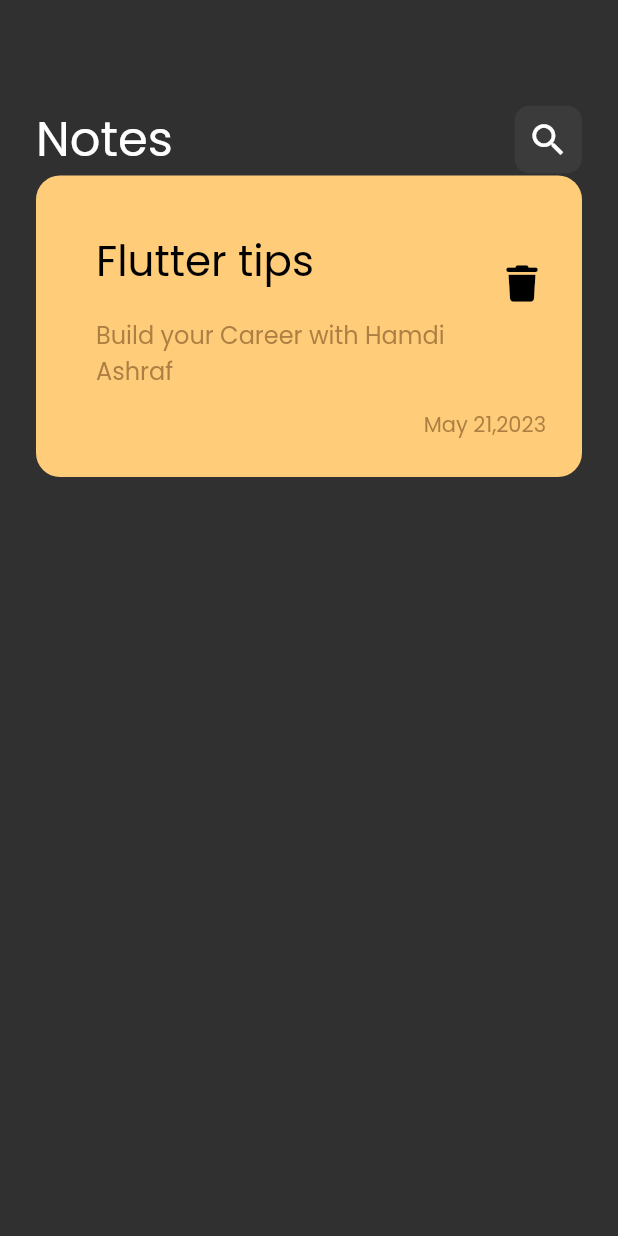
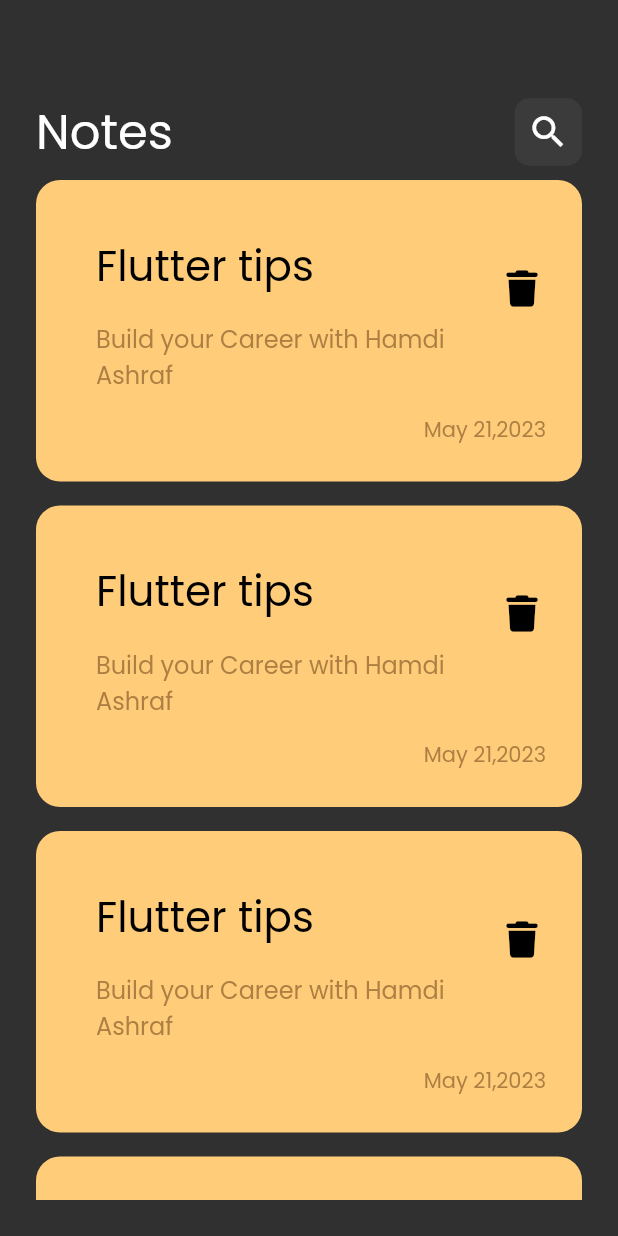
Before and after one commit to HamdiAshraf/note_app, a Flutter app: the screen it shows after launch, on a phone screen of 412 x 824 dp. Run offline on Flutter 3.47's test engine with Material 2 defaults, Android fonts, the phone set to English and light mode, and no system bars; our stand-ins replace font_awesome_flutter.

Commit message:
create notes list view (.builder)

```diff
--- a/lib/main.dart
+++ b/lib/main.dart
@@ -11,6 +11,7 @@ class NotesApp extends StatelessWidget {
   @override
   Widget build(BuildContext context) {
     return  MaterialApp(
+      debugShowCheckedModeBanner: false,
         theme: ThemeData(
           brightness: Brightness.dark,
           fontFamily: 'Poppins',
--- a/lib/views/widgets/custom_note_item.dart
+++ b/lib/views/widgets/custom_note_item.dart
@@ -5,8 +5,8 @@ import 'package:flutter/material.dart';
 import 'package:font_awesome_flutter/font_awesome_flutter.dart';
 
 class CustomNoteItem extends StatelessWidget {
-   CustomNoteItem({super.key, this.itemColor}) ;
-  Color? itemColor ;
+   const CustomNoteItem({super.key}) ;
+
   @override
   Widget build(BuildContext context) {
     return
@@ -19,15 +19,13 @@ class CustomNoteItem extends StatelessWidget {
           ),
          decoration: BoxDecoration(
            borderRadius: BorderRadius.circular(16),
-           color: itemColor,
+           color: const Color(0xffFFCD79),
          ),
          child: Column(
 
            crossAxisAlignment: CrossAxisAlignment.start,
            children:  [
-             // const SizedBox(
-             //   height: 30,
-             // ),
+
              ListTile(
                onTap: (){},
                title:  const Text('Flutter tips',
--- a/lib/views/widgets/custom_notes_body.dart
+++ b/lib/views/widgets/custom_notes_body.dart
@@ -3,9 +3,10 @@
 
 
 import 'package:flutter/material.dart';
-import 'package:note_app/views/widgets/custom_note_item.dart';
+
 
 import 'custom_app_bar.dart';
+import 'notes_list_view.dart';
 
 class CustomNotesBody extends StatelessWidget {
   const CustomNotesBody({Key? key}) : super(key: key);
@@ -15,12 +16,13 @@ class CustomNotesBody extends StatelessWidget {
     return Padding(
       padding: const EdgeInsets.all(24.0),
       child: Column(
-        children: [
-          const SizedBox(height: 45,),
-          const CustomAppBar(),
-          CustomNoteItem(
-            itemColor: const Color(0xffFFCD79) ,
-          ),
+        children: const [
+          SizedBox(height: 40,),
+          CustomAppBar(),
+          // CustomNoteItem(
+          //   itemColor: const Color(0xffFFCD79) ,
+          // ),
+          Expanded(child: NotesListView()),
 
 
         ],
--- /dev/null
+++ b/lib/views/widgets/notes_list_view.dart
@@ -0,0 +1,19 @@
+
+
+import 'package:flutter/material.dart';
+
+import 'custom_note_item.dart';
+
+class NotesListView extends StatelessWidget {
+  const NotesListView({Key? key}) : super(key: key);
+
+  @override
+  Widget build(BuildContext context) {
+    return ListView.builder(itemBuilder: (context,index){
+      return const Padding(
+        padding: EdgeInsets.symmetric(vertical: 8),
+        child: CustomNoteItem(),
+      );
+    });
+  }
+}
```
